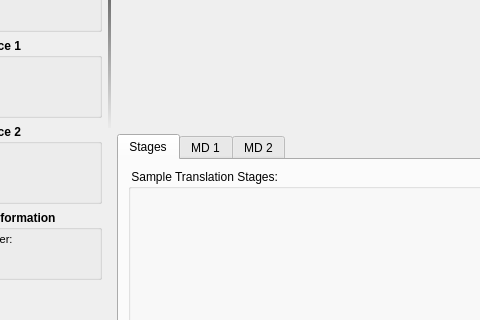
lukl/QuickFit3, file plugins/spimb040/qfespimb040opticssetup.ui: the form before one commit; both pictures show x 83 to 563 and y 110 to 430 of the 1511 by 777 pixel window.
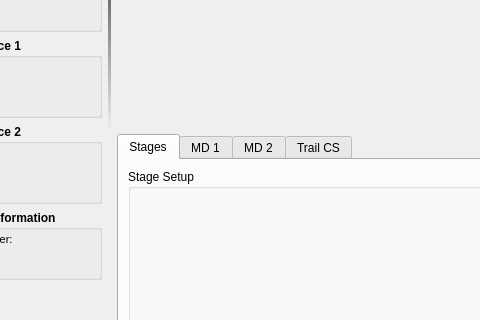
The form after the commit. The open tabs and pages were chosen to show the change. Icons and pictures are not drawn. Custom widgets are drawn as their Qt base class.

```diff
--- a/plugins/spimb040/qfespimb040opticssetup.ui
+++ b/plugins/spimb040/qfespimb040opticssetup.ui
@@ -641,7 +641,7 @@
             </size>
            </property>
            <property name="title">
-            <string> Sample Translation Stages: </string>
+            <string>Stage Setup</string>
            </property>
           </widget>
          </item>
@@ -667,6 +667,11 @@
          </item>
         </layout>
        </widget>
+       <widget class="QWidget" name="tab_4">
+        <attribute name="title">
+         <string>Trail CS</string>
+        </attribute>
+       </widget>
       </widget>
      </item>
      <item row="0" column="1">
```
Left out of the diff: 2 changed lines with no effect on the pictures.
